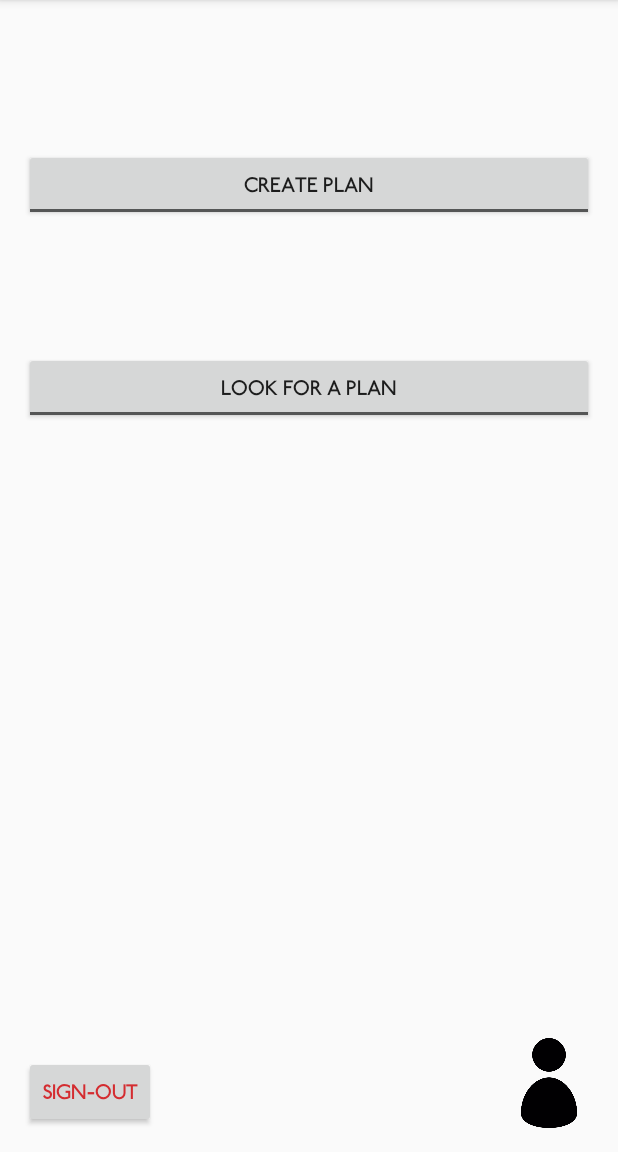
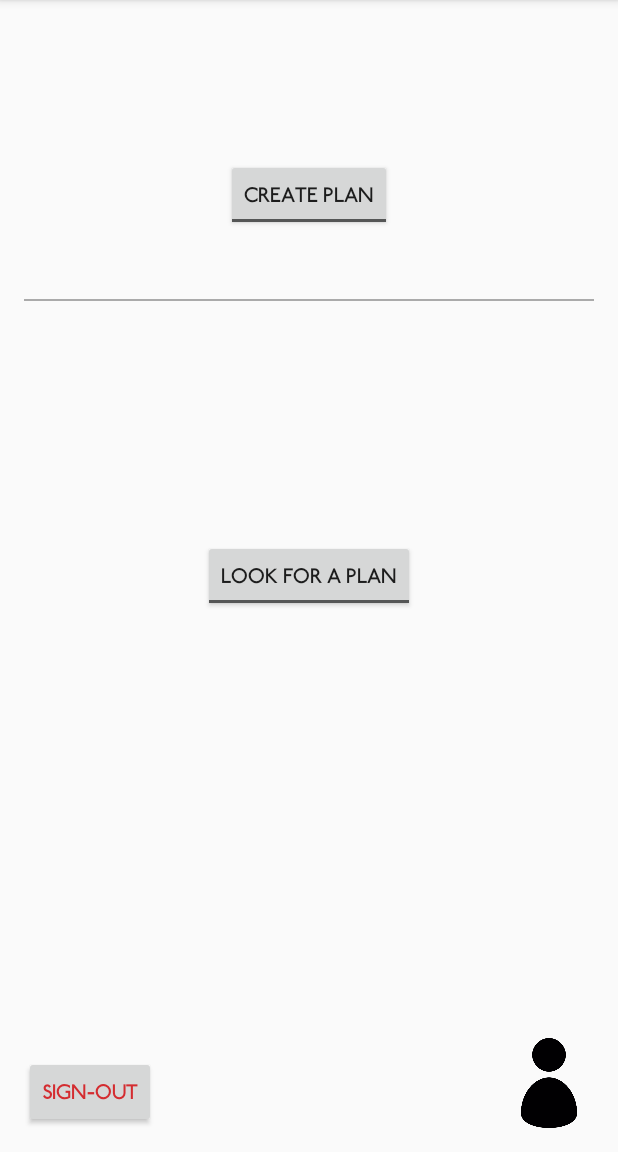
Before and after one commit to soypaduano/PlanMe, an Android app: the BuscarOfrecerActivity screen opened directly, with no data from a screen before it, on a phone screen of 412 x 824 dp, the part 84-1236 px from its top. Run offline under Robolectric (Android 15) with nearby library versions, the phone set to English and light mode, and no system bars; our stand-ins replace Firebase (no records; nobody signed in at launch, a user with empty details on screens opened directly); 2 statements that could not run were skipped.

Commit message:
He cambiado los botones, los he puesto un poco mas bonitos

```diff
--- a/app/src/main/res/layout/activity_buscar_ofrecer.xml
+++ b/app/src/main/res/layout/activity_buscar_ofrecer.xml
@@ -8,17 +8,6 @@
     android:paddingRight="@dimen/activity_horizontal_margin"
     android:paddingTop="@dimen/activity_vertical_margin"
     tools:context="itesm.mx.planme.BuscarOfrecerActivity">
-
-    <Button
-        android:layout_width="wrap_content"
-        android:layout_height="wrap_content"
-        android:text="@string/lookPlan"
-        android:id="@+id/btn_findPlan"
-        android:layout_marginTop="87dp"
-        android:layout_below="@+id/btn_createPlan"
-        android:layout_alignParentEnd="true"
-        android:layout_alignParentStart="true"
-        style="@android:style/Widget.Material.Light.Button.Toggle" />
 
     <Button
         android:layout_width="wrap_content"
@@ -37,15 +26,32 @@
         android:layout_alignParentBottom="true"
         android:layout_alignParentEnd="true" />
 
+    <View
+        android:layout_width="match_parent"
+        android:layout_height="1dp"
+        android:background="@android:color/darker_gray"
+        android:layout_below="@+id/btn_createPlan"
+        android:layout_alignParentStart="true"
+        android:layout_marginTop="45dp"
+        android:id="@+id/view" />
+
     <Button
         android:layout_width="wrap_content"
         android:layout_height="wrap_content"
         android:text="@string/createPlan"
         android:id="@+id/btn_createPlan"
-        android:layout_marginTop="83dp"
+        android:layout_marginTop="90dp"
         style="@android:style/Widget.Material.Light.Button.Toggle"
         android:elevation="5dp"
         android:layout_alignParentTop="true"
-        android:layout_alignParentStart="true"
-        android:layout_alignParentEnd="true" />
+        android:layout_centerHorizontal="true" />
+
+    <Button
+        android:layout_width="wrap_content"
+        android:layout_height="wrap_content"
+        android:text="@string/lookPlan"
+        android:id="@+id/btn_findPlan"
+        style="@android:style/Widget.Material.Light.Button.Toggle"
+        android:layout_centerVertical="true"
+        android:layout_centerHorizontal="true" />
 </RelativeLayout>
```
